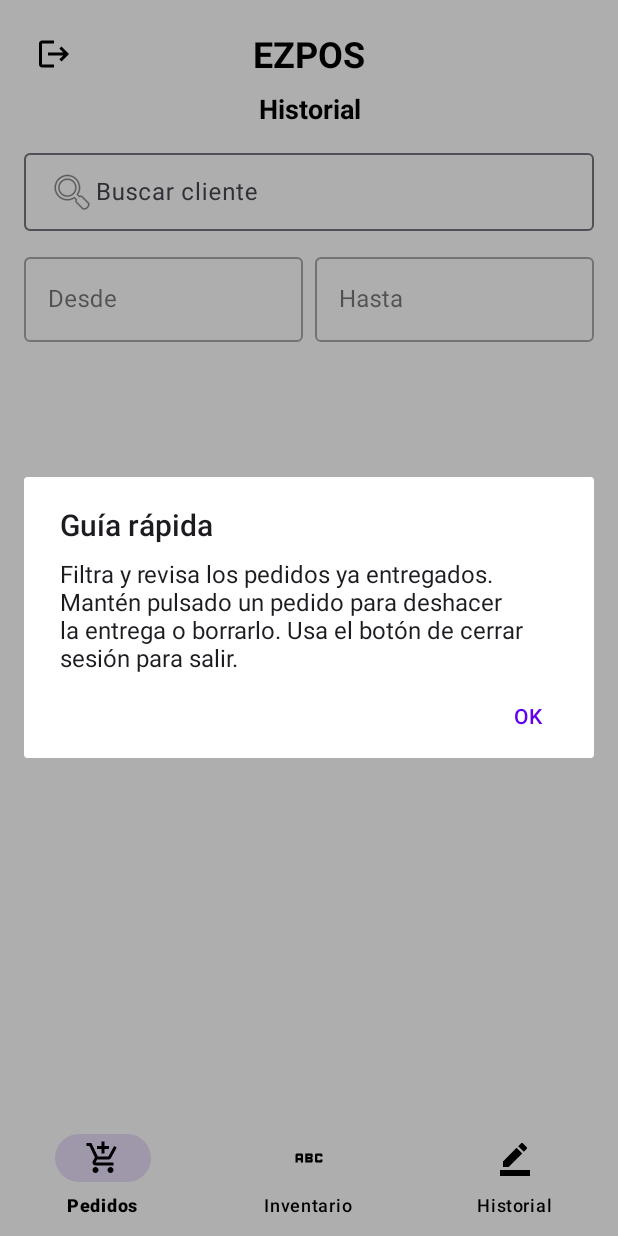
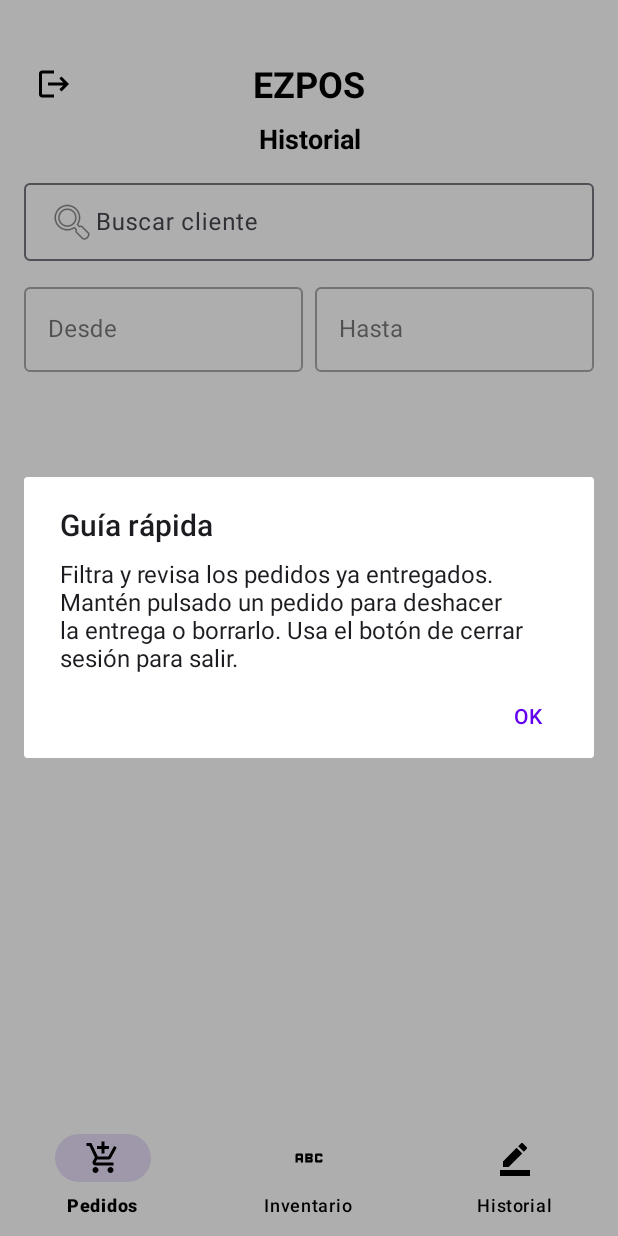
Before and after one commit to rammoon13/EZPOS, an Android app: the fragment HistorialFragment placed in its activity, on a phone screen of 412 x 824 dp. Run offline under Robolectric (Android 15) with nearby library versions, the phone set to English and light mode, and no system bars.

Commit message:
cambios minimos 2

```diff
--- a/app/src/main/res/layout/fragment_historial.xml
+++ b/app/src/main/res/layout/fragment_historial.xml
@@ -11,6 +11,7 @@
         android:layout_width="match_parent"
         android:layout_height="wrap_content"
         android:orientation="horizontal"
+        android:layout_marginTop="20dp"
         android:gravity="center_vertical"
         android:layout_marginBottom="4dp">
 
--- a/app/src/main/res/layout/fragment_inventario.xml
+++ b/app/src/main/res/layout/fragment_inventario.xml
@@ -11,6 +11,7 @@
         android:layout_width="match_parent"
         android:layout_height="wrap_content"
         android:orientation="horizontal"
+        android:layout_marginTop="20dp"
         android:gravity="center_vertical"
         android:layout_marginBottom="4dp">
 
--- a/app/src/main/res/layout/fragment_pedidos.xml
+++ b/app/src/main/res/layout/fragment_pedidos.xml
@@ -13,6 +13,7 @@
         android:layout_height="wrap_content"
         android:orientation="horizontal"
         android:gravity="center_vertical"
+        android:layout_marginTop="20dp"
         android:layout_marginBottom="4dp">
 
         <!-- Botón cerrar sesión -->
```
